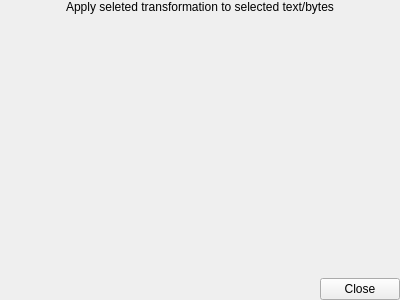
Before: the Qt Designer form gui/quickviewdialog.ui in nccgroup/pip3line, drawn with Qt 5.
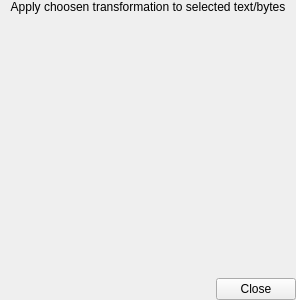
After: the same form once the commit is applied. Icons and pictures are not drawn.

```diff
--- a/gui/quickviewdialog.ui
+++ b/gui/quickviewdialog.ui
@@ -15,7 +15,7 @@
    <rect>
     <x>0</x>
     <y>0</y>
-    <width>400</width>
+    <width>296</width>
     <height>300</height>
    </rect>
   </property>
@@ -32,11 +32,14 @@
    <item>
     <widget class="QLabel" name="label">
      <property name="text">
-      <string>Apply seleted transformation to selected text/bytes</string>
+      <string>Apply choosen transformation to selected text/bytes</string>
      </property>
      <property name="alignment">
       <set>Qt::AlignCenter</set>
      </property>
+     <property name="wordWrap">
+      <bool>true</bool>
+     </property>
     </widget>
    </item>
    <item>
```
Lines whose indentation alone changed are shown as unchanged.
